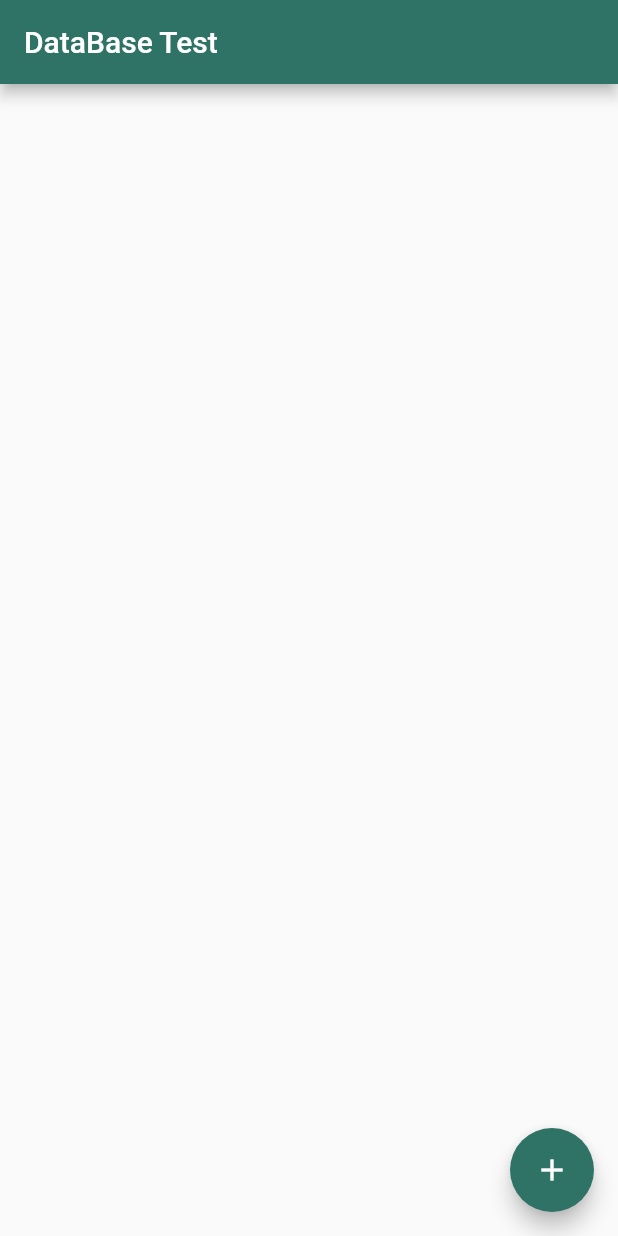
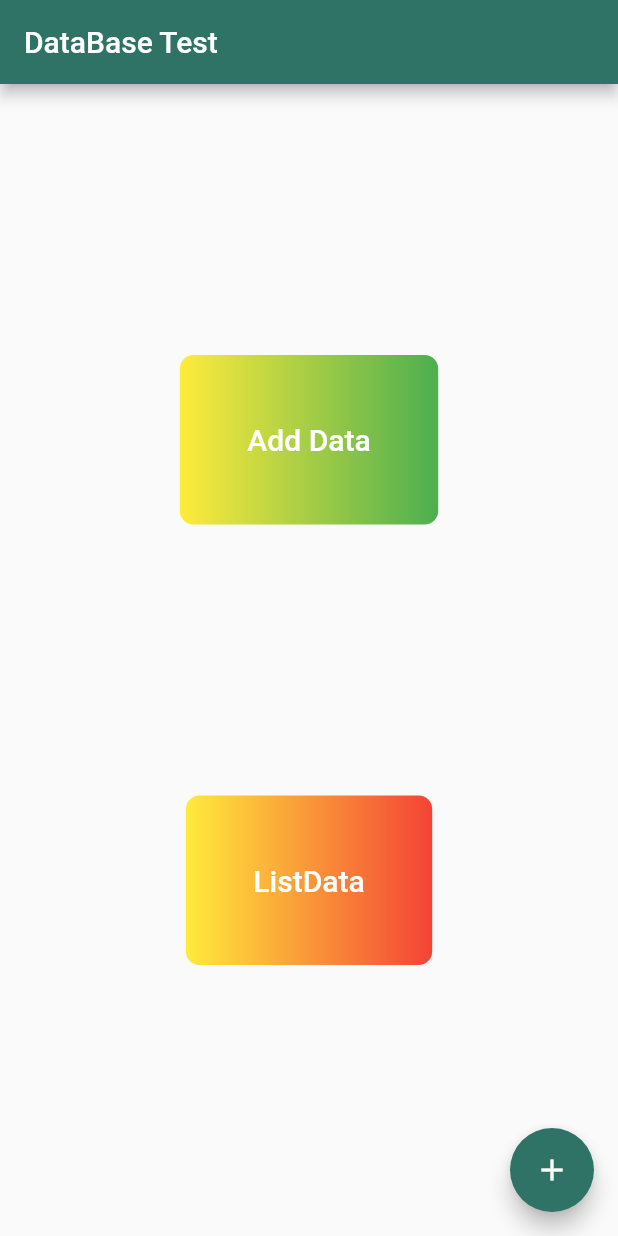
Before and after one commit to plokmij/flutter-databse-, a Flutter app: the screen it shows after launch, on a phone screen of 412 x 824 dp. Run offline on Flutter 3.47's test engine with Material 2 defaults, Android fonts, the phone set to English and light mode, and no system bars; our stand-ins replace sqflite; accounts and stored records are empty.

Commit message:
home page design

```diff
--- a/lib/src/screens/home.dart
+++ b/lib/src/screens/home.dart
@@ -24,6 +24,75 @@ class Home extends StatelessWidget {
         },
         backgroundColor: Color(0xff2F7367),
       ),
+      body: Center(
+        child: Column(
+          children: <Widget>[
+            Spacer(),
+            InkWell(
+              onTap: () {
+                print("Tapped");
+              },
+              child: Material(
+                //elevation: -40.0,
+                child: Container(
+                  padding: EdgeInsets.all(45),
+                  decoration: BoxDecoration(
+                    borderRadius: BorderRadius.all(
+                      Radius.circular(9),
+                    ),
+                    gradient: LinearGradient(
+                      colors: [
+                        Colors.yellow,
+                        Colors.green,
+                      ],
+                    ),
+                  ),
+                  child: Text(
+                    "Add Data",
+                    style: TextStyle(
+                      color: Colors.white,
+                      fontSize: 20,
+                      fontWeight: FontWeight.w500,
+                    ),
+                  ),
+                ),
+              ),
+            ),
+            Spacer(),
+            InkWell(
+              onTap: () {
+                print("Tapped");
+              },
+              child: Material(
+                //elevation: 40.0,
+                child: Container(
+                  padding: EdgeInsets.all(45),
+                  decoration: BoxDecoration(
+                    borderRadius: BorderRadius.all(
+                      Radius.circular(9),
+                    ),
+                    gradient: LinearGradient(
+                      colors: [
+                        Colors.yellow,
+                        Colors.red,
+                      ],
+                    ),
+                  ),
+                  child: Text(
+                    "ListData",
+                    style: TextStyle(
+                      color: Colors.white,
+                      fontSize: 20,
+                      fontWeight: FontWeight.w500,
+                    ),
+                  ),
+                ),
+              ),
+            ),
+            Spacer(),
+          ],
+        ),
+      ),
     );
   }
 }
```
